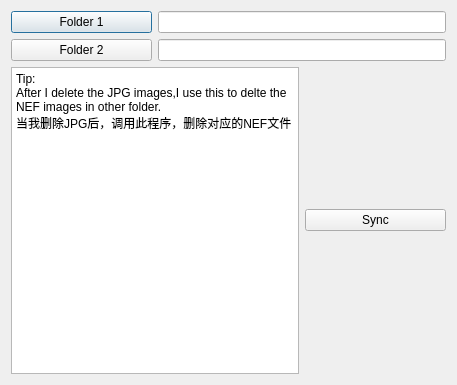
Above: linapplication/ldlgbasename.ui from renmenziji/linapplication1.0 before the change. Below: the same form after it.
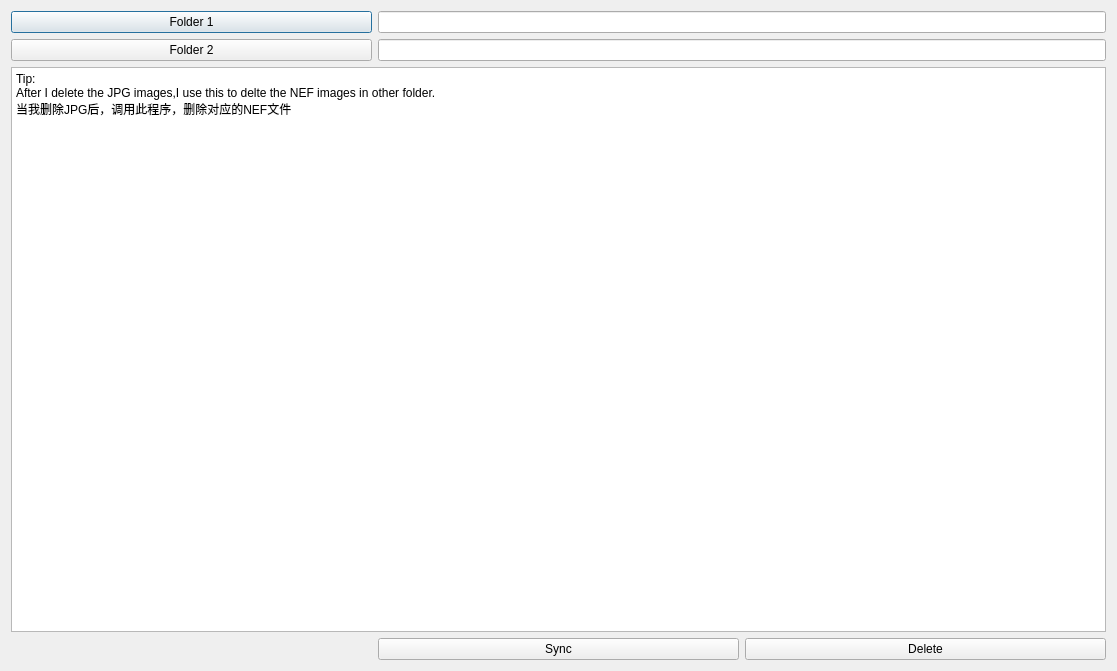
That is the form after the change.

Commit message: 1.add delete button

```diff
--- a/linapplication/ldlgbasename.ui
+++ b/linapplication/ldlgbasename.ui
@@ -6,8 +6,8 @@
    <rect>
     <x>0</x>
     <y>0</y>
-    <width>457</width>
-    <height>385</height>
+    <width>1117</width>
+    <height>671</height>
    </rect>
   </property>
   <property name="windowTitle">
@@ -34,7 +34,21 @@
    <item row="1" column="1" colspan="2">
     <widget class="QLineEdit" name="lineEditFolder2"/>
    </item>
-   <item row="2" column="0" colspan="2">
+   <item row="3" column="2">
+    <widget class="QPushButton" name="pushButtonDelete">
+     <property name="text">
+      <string>Delete</string>
+     </property>
+    </widget>
+   </item>
+   <item row="3" column="1">
+    <widget class="QPushButton" name="pushButtonSync">
+     <property name="text">
+      <string>Sync</string>
+     </property>
+    </widget>
+   </item>
+   <item row="2" column="0" colspan="3">
     <widget class="QTextEdit" name="textEdit">
      <property name="html">
       <string>&lt;!DOCTYPE HTML PUBLIC &quot;-//W3C//DTD HTML 4.0//EN&quot; &quot;http://www.w3.org/TR/REC-html40/strict.dtd&quot;&gt;
@@ -47,13 +61,6 @@
      </property>
     </widget>
    </item>
-   <item row="2" column="2">
-    <widget class="QPushButton" name="pushButtonSync">
-     <property name="text">
-      <string>Sync</string>
-     </property>
-    </widget>
-   </item>
   </layout>
  </widget>
  <layoutdefault spacing="6" margin="11"/>
```
The commit also changes 3 other files.
